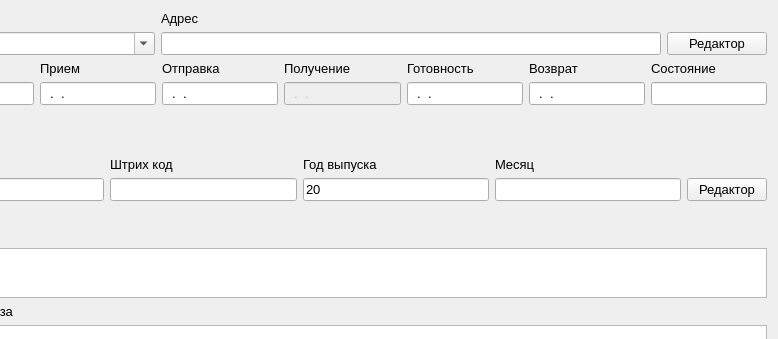
Before: the Qt Designer form addform.ui in Flamio/RepairCards, drawn with Qt 5; both pictures show x 93 to 871 and y 0 to 339 of the 871 by 783 pixel window.
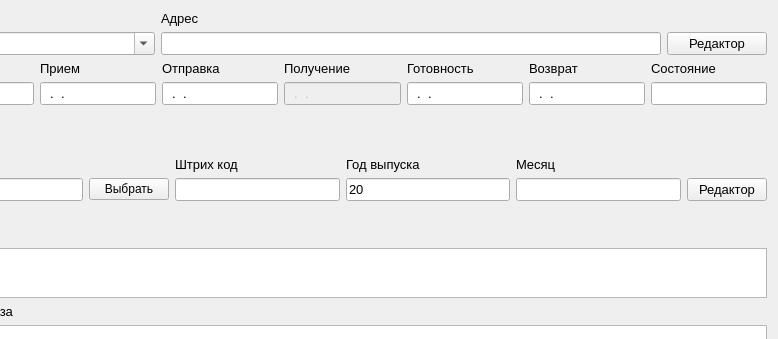
After: the same form once the commit is applied.

```diff
--- a/addform.ui
+++ b/addform.ui
@@ -310,31 +310,7 @@
       </item>
       <item>
        <layout class="QGridLayout" name="gridLayout_5">
-        <item row="0" column="1">
-         <widget class="QLabel" name="label_9">
-          <property name="font">
-           <font>
-            <pointsize>10</pointsize>
-           </font>
-          </property>
-          <property name="text">
-           <string>Штрих код</string>
-          </property>
-         </widget>
-        </item>
-        <item row="1" column="0">
-         <widget class="QLineEdit" name="product">
-          <property name="font">
-           <font>
-            <pointsize>10</pointsize>
-           </font>
-          </property>
-          <property name="readOnly">
-           <bool>true</bool>
-          </property>
-         </widget>
-        </item>
-        <item row="1" column="1">
+        <item row="1" column="2">
          <widget class="QLineEdit" name="barCode">
           <property name="font">
            <font>
@@ -349,61 +325,31 @@
           </property>
          </widget>
         </item>
-        <item row="1" column="4">
-         <widget class="QPushButton" name="pushButton_2">
+        <item row="1" column="0">
+         <widget class="QLineEdit" name="product">
           <property name="font">
            <font>
             <pointsize>10</pointsize>
            </font>
           </property>
-          <property name="text">
-           <string>Редактор</string>
-          </property>
-         </widget>
-        </item>
-        <item row="0" column="3">
-         <widget class="QLabel" name="label_12">
-          <property name="font">
-           <font>
-            <pointsize>10</pointsize>
-           </font>
-          </property>
-          <property name="text">
-           <string>Месяц</string>
+          <property name="readOnly">
+           <bool>true</bool>
           </property>
          </widget>
         </item>
         <item row="0" column="2">
-         <widget class="QLabel" name="label_11">
+         <widget class="QLabel" name="label_9">
           <property name="font">
            <font>
             <pointsize>10</pointsize>
            </font>
           </property>
           <property name="text">
-           <string>Год выпуска</string>
+           <string>Штрих код</string>
           </property>
          </widget>
         </item>
         <item row="1" column="3">
-         <widget class="QLineEdit" name="createMonth">
-          <property name="maximumSize">
-           <size>
-            <width>16777215</width>
-            <height>16777215</height>
-           </size>
-          </property>
-          <property name="font">
-           <font>
-            <pointsize>10</pointsize>
-           </font>
-          </property>
-          <property name="readOnly">
-           <bool>true</bool>
-          </property>
-         </widget>
-        </item>
-        <item row="1" column="2">
          <widget class="QLineEdit" name="createYear">
           <property name="maximumSize">
            <size>
@@ -436,6 +382,67 @@
           </property>
          </widget>
         </item>
+        <item row="1" column="5">
+         <widget class="QPushButton" name="pushButton_2">
+          <property name="font">
+           <font>
+            <pointsize>10</pointsize>
+           </font>
+          </property>
+          <property name="text">
+           <string>Редактор</string>
+          </property>
+         </widget>
+        </item>
+        <item row="1" column="4">
+         <widget class="QLineEdit" name="createMonth">
+          <property name="maximumSize">
+           <size>
+            <width>16777215</width>
+            <height>16777215</height>
+           </size>
+          </property>
+          <property name="font">
+           <font>
+            <pointsize>10</pointsize>
+           </font>
+          </property>
+          <property name="readOnly">
+           <bool>true</bool>
+          </property>
+         </widget>
+        </item>
+        <item row="0" column="4">
+         <widget class="QLabel" name="label_12">
+          <property name="font">
+           <font>
+            <pointsize>10</pointsize>
+           </font>
+          </property>
+          <property name="text">
+           <string>Месяц</string>
+          </property>
+         </widget>
+        </item>
+        <item row="0" column="3">
+         <widget class="QLabel" name="label_11">
+          <property name="font">
+           <font>
+            <pointsize>10</pointsize>
+           </font>
+          </property>
+          <property name="text">
+           <string>Год выпуска</string>
+          </property>
+         </widget>
+        </item>
+        <item row="1" column="1">
+         <widget class="QPushButton" name="selectProductButton">
+          <property name="text">
+           <string>Выбрать</string>
+          </property>
+         </widget>
+        </item>
        </layout>
       </item>
       <item>
```
